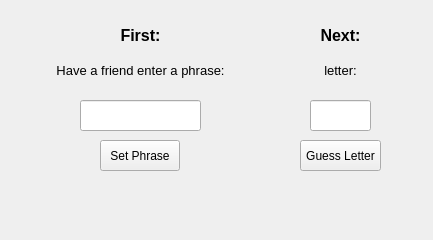
The window that FinalProject/form.ui (ehaider72/Final-Project_10c) describes before a commit, drawn with Qt 5.
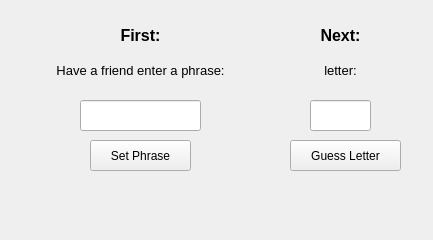
The same window after the commit.

Commit message: working project with additional details

What changed in the file:
```diff
--- a/FinalProject/form.ui
+++ b/FinalProject/form.ui
@@ -16,9 +16,9 @@
   <widget class="QPushButton" name="pushButton">
    <property name="geometry">
     <rect>
-     <x>100</x>
+     <x>90</x>
      <y>140</y>
-     <width>80</width>
+     <width>101</width>
      <height>31</height>
     </rect>
    </property>
@@ -66,9 +66,9 @@
   <widget class="QPushButton" name="pushButton_2">
    <property name="geometry">
     <rect>
-     <x>300</x>
+     <x>290</x>
      <y>140</y>
-     <width>81</width>
+     <width>111</width>
      <height>31</height>
     </rect>
    </property>
```
Left out of the diff: 3 changed lines with no effect on the pictures. The commit also changes 1 other file.
